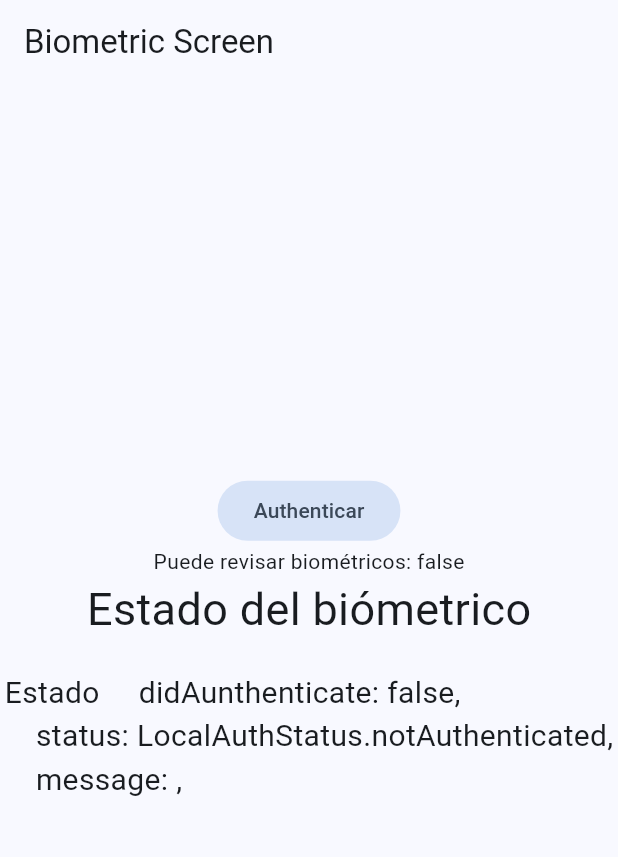
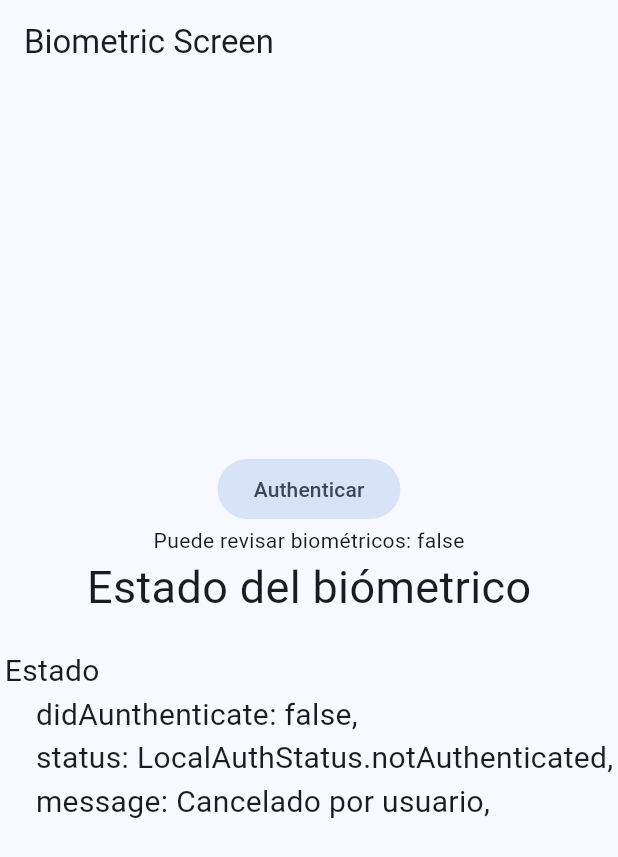
Before and after one commit to diegopagini/Miscelaneos_Flutter, a Flutter app: the BiometricScreen screen opened by its route, after a tap on "Authenticar", on a phone screen of 412 x 824 dp. Shown: the top 857 px of the screen. Run offline on Flutter 3.47's test engine with Material 3 defaults, Android fonts, the phone set to English and light mode, and no system bars; our stand-ins replace dio, flutter_compass, flutter_riverpod, go_router, google_fonts, local_auth and 4 more; generated files the repository leaves out were written again.

Commit message:
biometrics

```diff
--- a/lib/config/plugins/local_auth_plugin.dart
+++ b/lib/config/plugins/local_auth_plugin.dart
@@ -23,13 +23,12 @@ class LocalAuthPlugin {
     return await auth.canCheckBiometrics;
   }
 
-  static Future<(bool, String)> authenticate() async {
+  static Future<(bool, String)> authenticate(
+      {bool biometricOnly = false}) async {
     try {
       final bool didAuthenticate = await auth.authenticate(
           localizedReason: 'Por favor autenticate para continuar',
-          options: const AuthenticationOptions(
-              // useErrorDialogs: false
-              ));
+          options: AuthenticationOptions(biometricOnly: biometricOnly));
 
       return (
         didAuthenticate,
--- a/lib/presentation/providers/local_auth/local_auth_providers.dart
+++ b/lib/presentation/providers/local_auth/local_auth_providers.dart
@@ -49,6 +49,7 @@ class LocalAuthState extends _$LocalAuthState {
   @override
   String toString() {
     return '''
+
     didAunthenticate: $didAunthenticate,
     status: $status,
     message: $message,
--- a/lib/presentation/screens/biometrics/biometric_screen.dart
+++ b/lib/presentation/screens/biometrics/biometric_screen.dart
@@ -19,7 +19,10 @@ class BiometricScreen extends ConsumerWidget {
         mainAxisAlignment: MainAxisAlignment.center,
         children: [
           FilledButton.tonal(
-              onPressed: () {}, child: const Text('Authenticar')),
+              onPressed: () {
+                ref.read(localAuthStateProvider.notifier).authenticateUser();
+              },
+              child: const Text('Authenticar')),
           canCheckBiometris.when(
               data: (canCheck) => Text('Puede revisar biométricos: $canCheck'),
               error: (error, _) => Text('Error: $error'),
@@ -33,7 +36,7 @@ class BiometricScreen extends ConsumerWidget {
           ),
           Text(
             'Estado $state',
-            style: TextStyle(fontSize: 20),
+            style: const TextStyle(fontSize: 20),
           )
         ],
       )),
```
